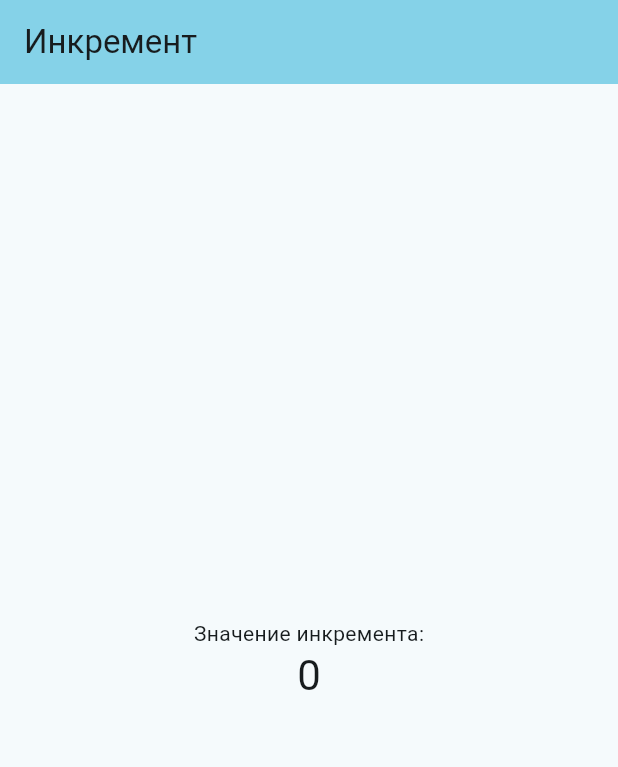
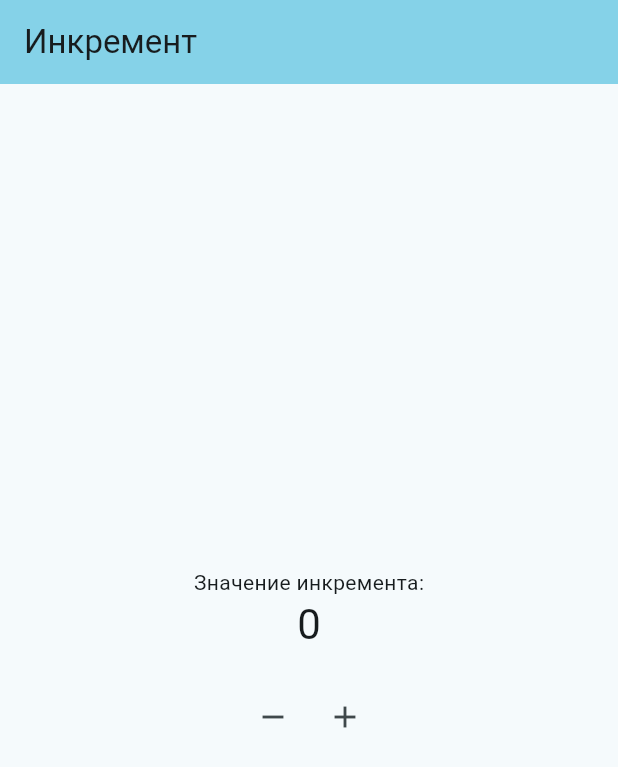
Before and after one commit to SVIKI17/PI2303_SVISCHEV, a Flutter app: the screen it shows after launch, on a phone screen of 412 x 824 dp. Shown: the top 767 px of the screen. Run offline on Flutter 3.47's test engine with Material 3 defaults, Android fonts, the phone set to English and light mode, and no system bars.

Commit message:
Добавление кнопок + и – со счётчиком

```diff
--- a/lab3_app/lib/main.dart
+++ b/lab3_app/lib/main.dart
@@ -51,13 +51,34 @@ class _MyHomePageState extends State<MyHomePage> {
       body: Center(
 
         child: Column(
-
-          mainAxisAlignment: .center,
+          mainAxisAlignment: MainAxisAlignment.center,
           children: [
             const Text('Значение инкремента:'),
             Text(
               '$_counter',
               style: Theme.of(context).textTheme.headlineMedium,
+            ),
+            const SizedBox(height: 20), // отступ
+            Row(
+              mainAxisAlignment: MainAxisAlignment.center,
+              children: [
+                IconButton(
+                  icon: const Icon(Icons.remove),
+                  onPressed: () {
+                    setState(() {
+                      _counter--;
+                    });
+                  },
+                ),
+                IconButton(
+                  icon: const Icon(Icons.add),
+                  onPressed: () {
+                    setState(() {
+                      _counter++;
+                    });
+                  },
+                ),
+              ],
             ),
           ],
         ),
```
